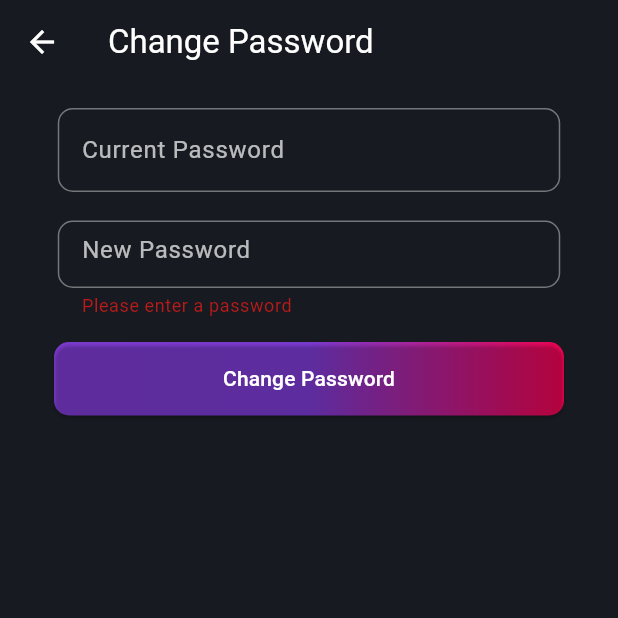
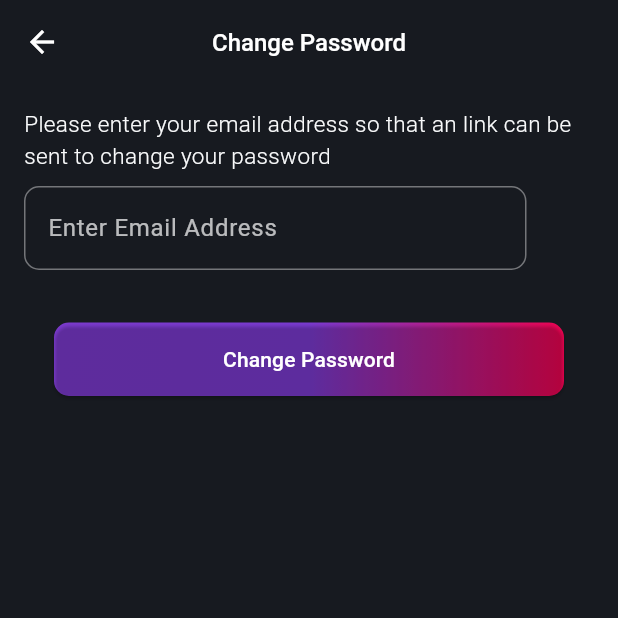
Before and after one commit to fwdAndroid/partymania_users, a Flutter app: the ChangePassword screen opened directly, after a tap on "Change Password", on a phone screen of 412 x 824 dp, the top half of it. Run offline on Flutter 3.47's test engine with Material 2 defaults, Android fonts, the phone set to English and light mode, and no system bars; our stand-ins replace carousel_slider, cloud_firestore, country_code_picker, firebase_auth, firebase_core, flutter_rating_bar and 3 more; accounts and stored records are empty; network calls fail; Roboto replaces fonts that are missing (Mulish).

Commit message:
Change Passsword

```diff
--- a/lib/screens/user_profile/change_password.dart
+++ b/lib/screens/user_profile/change_password.dart
@@ -1,5 +1,5 @@
+import 'package:flutter/material.dart';
 import 'package:firebase_auth/firebase_auth.dart';
-import 'package:flutter/material.dart';
 import 'package:partymania_users/screens/auth/login_screen.dart';
 import 'package:partymania_users/utils/button.dart';
 import 'package:partymania_users/utils/colors.dart';
@@ -13,83 +13,79 @@ class ChangePassword extends StatefulWidget {
 }
 
 class _ChangePasswordState extends State<ChangePassword> {
-  final _formKey = GlobalKey<FormState>();
-  final _auth = FirebaseAuth.instance;
-  bool _isLoading = false;
-  String _newPassword = '';
-  TextEditingController _changePass = TextEditingController();
-  TextEditingController _currentPassword = TextEditingController();
-
+  TextEditingController newConfrimPassword = TextEditingController();
   @override
   Widget build(BuildContext context) {
     return Scaffold(
-      backgroundColor: backgroundColor,
         appBar: AppBar(
           iconTheme: IconThemeData(color: textColor),
+          centerTitle: true,
+          title: Text(
+            "Change Password",
+            style: TextStyle(
+                color: textColor, fontWeight: FontWeight.w500, fontSize: 16),
+          ),
           backgroundColor: backgroundColor,
-        title: Text(
-          'Change Password',
-          style: TextStyle(color: textColor),
         ),
+        backgroundColor: backgroundColor,
+        body: Column(children: [
+          Padding(
+              padding: const EdgeInsets.all(8.0),
+              child: Column(
+                crossAxisAlignment: CrossAxisAlignment.start,
+                children: [
+                  Padding(
+                    padding: const EdgeInsets.all(8.0),
+                    child: Column(
+                      crossAxisAlignment: CrossAxisAlignment.start,
+                      children: [
+                        Text(
+                          "Please enter your email address so that an link can be sent to change your password",
+                          style: TextStyle(
+                              color: Color(0xffF9FAFB),
+                              fontWeight: FontWeight.w300,
+                              fontSize: 15),
                         ),
-      body: Padding(
-        padding: const EdgeInsets.all(16.0),
-        child: Form(
-          key: _formKey,
-          child: Column(
-            children: [
-              TextFormInputField(
-                textInputType: TextInputType.visiblePassword,
-                hintText: "Current Password",
-                controller: _currentPassword,
-              ),
-              const SizedBox(
+                        SizedBox(
                           height: 10,
                         ),
                         TextFormInputField(
-                textInputType: TextInputType.visiblePassword,
-                hintText: "New Password",
-                controller: _changePass,
-                onChanged: (value) {
-                  _newPassword = value;
-                },
-                validat: (value) {
-                  if (value == null || value.isEmpty) {
-                    return 'Please enter a password';
-                  }
-                  return null;
+                          textInputType: TextInputType.text,
+                          hintText: "Enter Email Address",
+                          controller: newConfrimPassword,
+                        )
+                      ],
+                    ),
+                  ),
+                  Padding(
+                    padding: const EdgeInsets.all(8.0),
+                    child: Center(
+                      child: Container(
+                        margin: EdgeInsets.only(left: 15, right: 15, top: 10),
+                        child: SaveButton(
+                          title: "Change Password",
+                          onTap: () async {
+                            await FirebaseAuth.instance
+                                .sendPasswordResetEmail(
+                                    email: newConfrimPassword.text)
+                                .then((value) => {
+                                      FirebaseAuth.instance.signOut(),
+                                      Navigator.pushReplacement(
+                                          context,
+                                          MaterialPageRoute(
+                                              builder: (builder) =>
+                                                  LoginScreen()))
+                                    });
+                            ScaffoldMessenger.of(context).showSnackBar(SnackBar(
+                                content:
+                                    Text("Email verification link is sent")));
                           },
                         ),
-              SizedBox(height: 16),
-              _isLoading
-                  ? Center(
-                      child: CircularProgressIndicator(),
-                    )
-                  : Center(
-                      child: SaveButton(
-                        onTap: _changePassword,
-                        title: 'Change Password',
+                      ),
                     ),
                   ),
                 ],
-          ),
-        ),
-      ),
-    );
-  }
-
-  void _changePassword() async {
-    if (_formKey.currentState!.validate()) {
-      try {
-        await _auth.currentUser!.updatePassword(_newPassword);
-        // Password updated successfully
-        Navigator.pushReplacement(
-            context, MaterialPageRoute(builder: (builder) => LoginScreen()));
-        // You can show a success message or navigate to a different page
-      } catch (e) {
-        // Handle error
-        print('Error changing password: $e');
+              ))
+        ]));
   }
 }
-  }
-}
```
Lines whose indentation alone changed are shown as unchanged.
